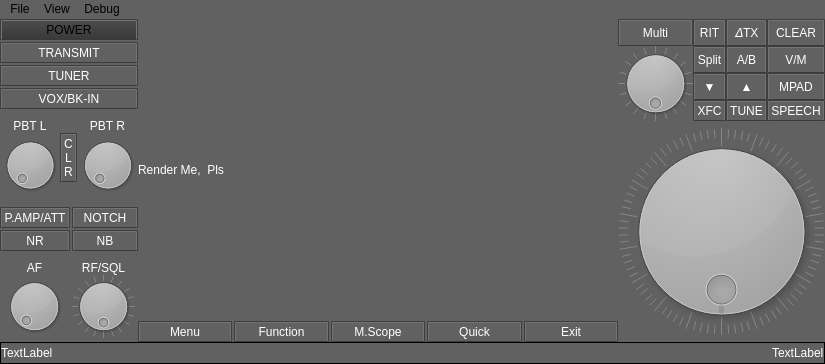
Old version of the form mainwindow.ui in the repository mckaymatthew/rdu3.
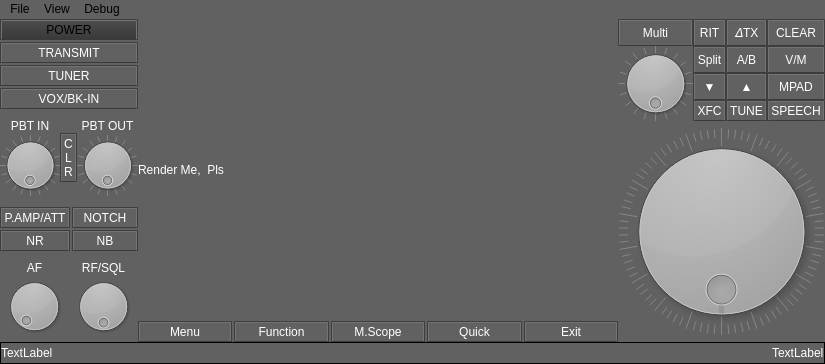
New version of the form. Custom widgets are drawn as their Qt base class.

```diff
--- a/mainwindow.ui
+++ b/mainwindow.ui
@@ -189,7 +189,7 @@
                  <item row="1" column="0">
                   <widget class="QLabel" name="label">
                    <property name="text">
-                    <string>PBT L</string>
+                    <string>PBT IN</string>
                    </property>
                    <property name="alignment">
                     <set>Qt::AlignCenter</set>
@@ -197,12 +197,25 @@
                   </widget>
                  </item>
                  <item row="2" column="2">
-                  <widget class="QDial" name="dial_2"/>
+                  <widget class="QDial" name="bpf_out">
+                   <property name="maximum">
+                    <number>20</number>
+                   </property>
+                   <property name="pageStep">
+                    <number>1</number>
+                   </property>
+                   <property name="wrapping">
+                    <bool>true</bool>
+                   </property>
+                   <property name="notchesVisible">
+                    <bool>true</bool>
+                   </property>
+                  </widget>
                  </item>
                  <item row="1" column="2">
                   <widget class="QLabel" name="label_2">
                    <property name="text">
-                    <string>PBT R</string>
+                    <string>PBT OUT</string>
                    </property>
                    <property name="alignment">
                     <set>Qt::AlignCenter</set>
@@ -210,7 +223,20 @@
                   </widget>
                  </item>
                  <item row="2" column="0">
-                  <widget class="QDial" name="dial"/>
+                  <widget class="QDial" name="bpf_in">
+                   <property name="maximum">
+                    <number>20</number>
+                   </property>
+                   <property name="pageStep">
+                    <number>1</number>
+                   </property>
+                   <property name="wrapping">
+                    <bool>true</bool>
+                   </property>
+                   <property name="notchesVisible">
+                    <bool>true</bool>
+                   </property>
+                  </widget>
                  </item>
                  <item row="1" column="1" rowspan="2">
                   <widget class="QPushButton" name="pushButton_3">
@@ -368,7 +394,7 @@
                     <double>5.000000000000000</double>
                    </property>
                    <property name="notchesVisible">
-                    <bool>true</bool>
+                    <bool>false</bool>
                    </property>
                   </widget>
                  </item>
```
